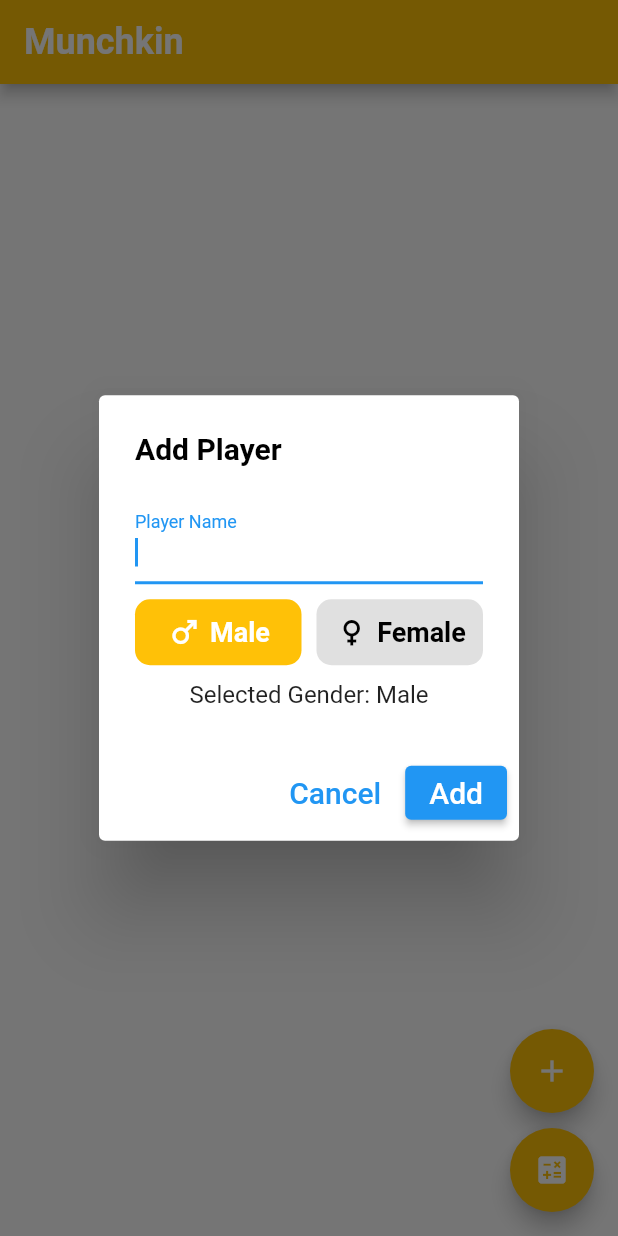
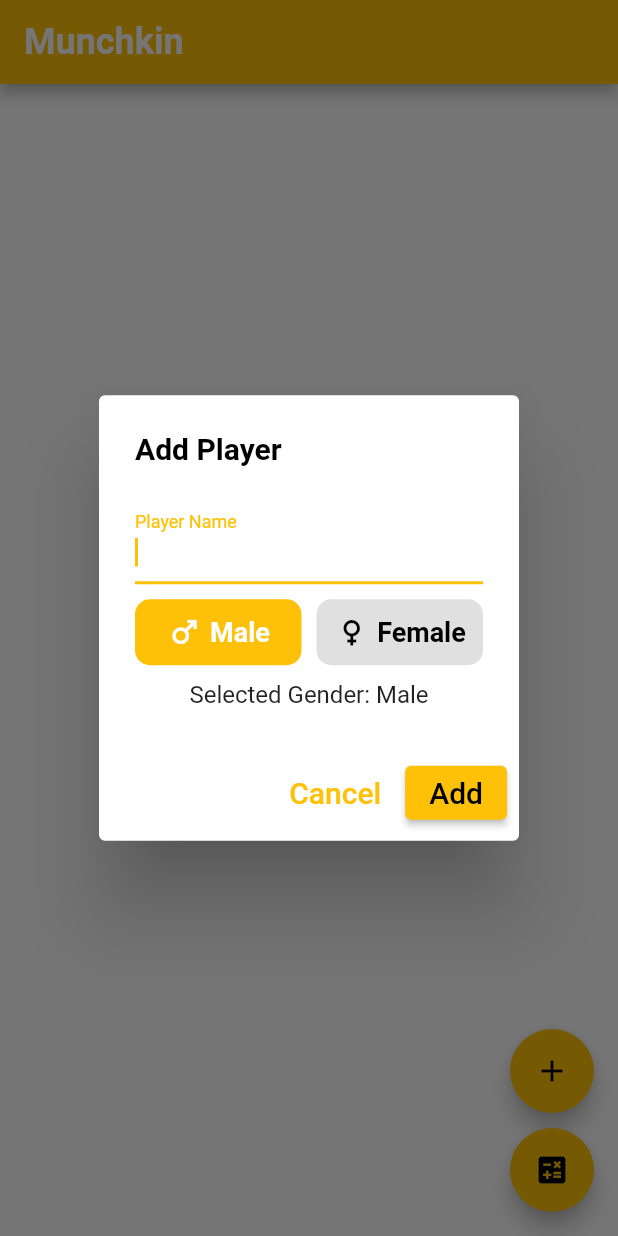
Before and after one commit to victorhugobenevides/Munchkin, a Flutter app: the screen it shows after launch, after a tap on the "add" icon, on a phone screen of 412 x 824 dp. Run offline on Flutter 3.47's test engine with Material 2 defaults, Android fonts, the phone set to English and light mode, and no system bars.

```diff
--- a/lib/munchkin_app.dart
+++ b/lib/munchkin_app.dart
@@ -2,7 +2,6 @@ import 'package:flutter/material.dart';
 import 'package:flutter_localizations/flutter_localizations.dart';
 import 'app_localizations_delegate.dart';
 import 'munchkin_home_page.dart';
-
 
 void main() {
   runApp(const MunchkinApp());
@@ -23,18 +22,18 @@ class MunchkinApp extends StatelessWidget {
       supportedLocales: const [
         Locale('en', 'US'),
       ],
+      themeMode: ThemeMode.system,
       theme: ThemeData(
-        primaryColor: Colors.amber,
-        accentColor: Colors.deepPurple,
+        primarySwatch: Colors.amber,
+        hintColor: Colors.deepPurple,
         scaffoldBackgroundColor: Colors.white,
         appBarTheme: const AppBarTheme(
-          color: Colors.amber,
-          textTheme: TextTheme(
-            headline6: TextStyle(
+          backgroundColor: Colors.amber,
+          foregroundColor: Colors.white,
+          titleTextStyle: TextStyle(
             color: Colors.white,
             fontWeight: FontWeight.bold,
             fontSize: 24,
-            ),
           ),
         ),
         textTheme: const TextTheme(
@@ -49,10 +48,10 @@ class MunchkinApp extends StatelessWidget {
           ),
         ),
         cardColor: Colors.white,
-        cardTheme: CardTheme(
+        cardTheme: const CardTheme(
           elevation: 3.0,
           shape: RoundedRectangleBorder(
-            borderRadius: BorderRadius.circular(10.0),
+            borderRadius: BorderRadius.all(Radius.circular(10.0)),
           ),
         ),
         iconTheme: const IconThemeData(color: Colors.white),
@@ -60,19 +59,15 @@ class MunchkinApp extends StatelessWidget {
           backgroundColor: Colors.amber,
         ),
       ),
-      darkTheme: ThemeData(
-        brightness: Brightness.dark,
-        primaryColor: Colors.amber,
-        accentColor: Colors.deepPurple,
+      darkTheme: ThemeData.dark().copyWith(
         scaffoldBackgroundColor: Colors.grey[900],
         appBarTheme: const AppBarTheme(
-          color: Colors.amber,
-          textTheme: TextTheme(
-            headline6: TextStyle(
+          backgroundColor: Colors.amber,
+          foregroundColor: Colors.white,
+          titleTextStyle: TextStyle(
             color: Colors.white,
             fontWeight: FontWeight.bold,
             fontSize: 24,
-            ),
           ),
         ),
         textTheme: const TextTheme(
@@ -87,18 +82,17 @@ class MunchkinApp extends StatelessWidget {
           ),
         ),
         cardColor: Colors.grey[800],
-        cardTheme: CardTheme(
+        cardTheme: const CardTheme(
           elevation: 3.0,
           shape: RoundedRectangleBorder(
-            borderRadius: BorderRadius.circular(10.0),
+            borderRadius: BorderRadius.all(Radius.circular(10.0)),
           ),
         ),
         iconTheme: const IconThemeData(color: Colors.white),
         floatingActionButtonTheme: const FloatingActionButtonThemeData(
           backgroundColor: Colors.amber,
+        ), colorScheme: ColorScheme.fromSwatch(primarySwatch: Colors.amber).copyWith(secondary: Colors.deepPurple),
       ),
-      ),
-      themeMode: ThemeMode.system,
       home: const MunchkinHomePage(title: 'Munchkin'),
     );
   }
```
Also changed, not shown: firebase.json, pubspec.lock, 1 other file. Lines whose indentation alone changed are shown as unchanged.
